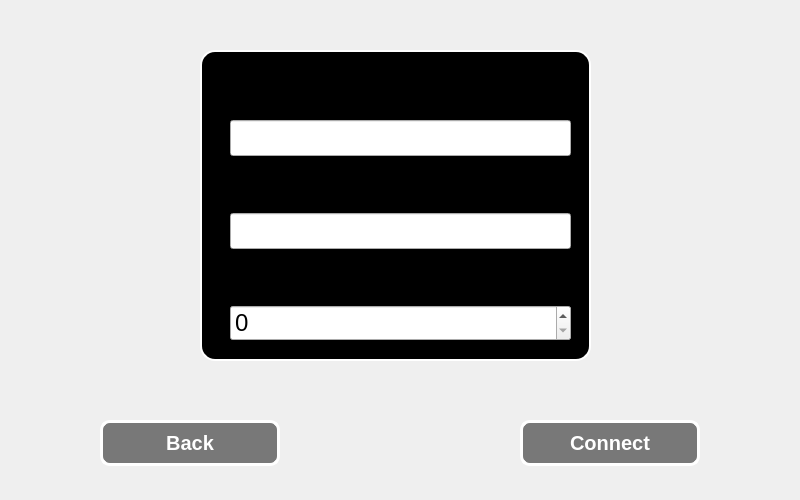
santiagojorda/FIUBA-duck-game-G4, file client/screens/lobby_form.ui: the form before one commit.
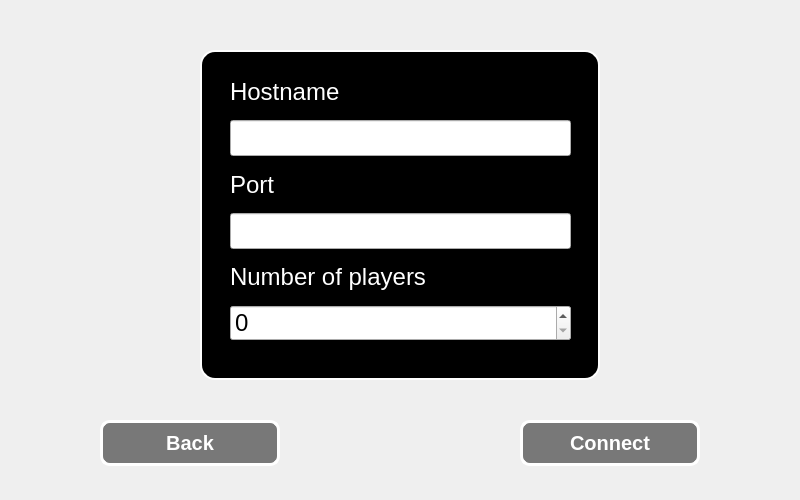
The form after the commit. Icons and pictures are not drawn.

Commit message: Ajuste estilos de lobby_form

What changed in the file:
```diff
--- a/client/screens/lobby_form.ui
+++ b/client/screens/lobby_form.ui
@@ -1,7 +1,7 @@
 <?xml version="1.0" encoding="UTF-8"?>
 <ui version="4.0">
  <class>lobby_form</class>
- <widget class="QMainWindow" name="lobby_form">
+ <widget class="QDialog" name="lobby_form">
   <property name="geometry">
    <rect>
     <x>0</x>
@@ -24,8 +24,8 @@
      <rect>
       <x>200</x>
       <y>50</y>
-      <width>391</width>
-      <height>311</height>
+      <width>400</width>
+      <height>330</height>
      </rect>
     </property>
     <property name="styleSheet">
@@ -52,6 +52,9 @@
           <pointsize>18</pointsize>
          </font>
         </property>
+        <property name="styleSheet">
+         <string>color: white;</string>
+        </property>
         <property name="text">
          <string>Hostname</string>
         </property>
@@ -73,6 +76,9 @@
           <pointsize>18</pointsize>
          </font>
         </property>
+        <property name="styleSheet">
+         <string>color: white;</string>
+        </property>
         <property name="text">
          <string>Port</string>
         </property>
@@ -94,6 +100,9 @@
           <pointsize>18</pointsize>
          </font>
         </property>
+        <property name="styleSheet">
+         <string>color: white;</string>
+        </property>
         <property name="text">
          <string>Number of players</string>
         </property>
```
Left out of the diff: 3 changed lines with no effect on the pictures.
